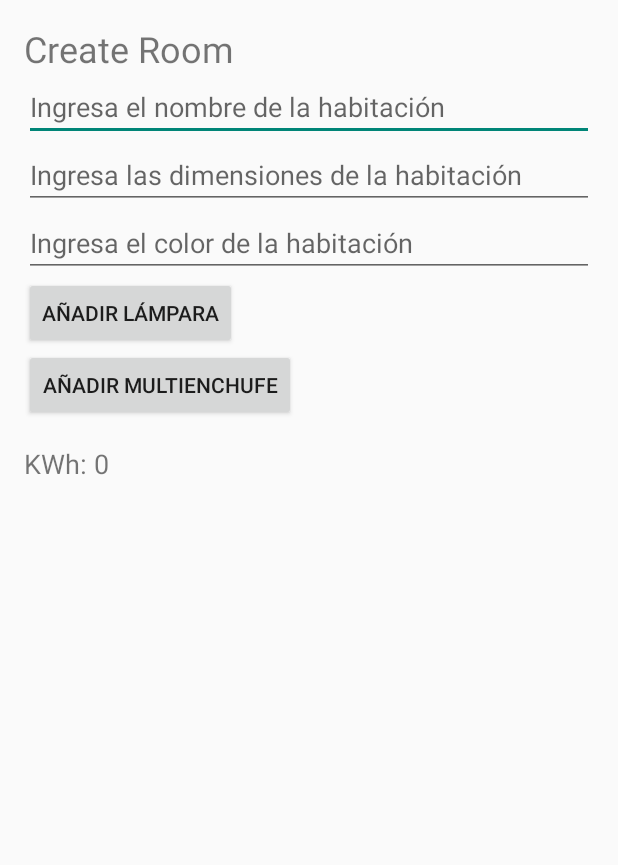
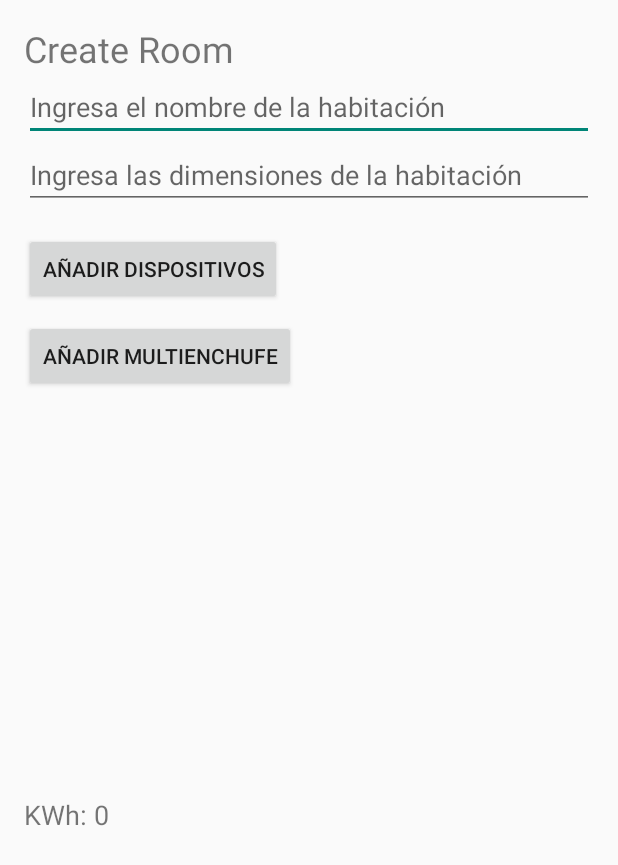
Before and after one commit to Tapiiaa/MonitoreoConsumoDelHogar, an Android app built with Jetpack Compose: the CreateRoomActivity screen opened directly, with no data from a screen before it, on a phone screen of 412 x 824 dp. Shown: the top 865 px of the screen. Run offline under Robolectric (Android 15) with nearby library versions, the phone set to English and light mode, and no system bars.

Commit message:
Dialogo que nos permite seleccionar el dispositivo que queramos.
Mostramos una lista con los dispositivos seleccionados y se puede ver un total del consumo energetico en base a los dispositivos que tenemos.

Nos aseguramos de que se le asigna un nombre a la habitacion que estamos creando.

```diff
--- a/app/src/main/java/com/example/monitoreoconsumodelhogar/activities/LoginActivity.java
+++ b/app/src/main/java/com/example/monitoreoconsumodelhogar/activities/LoginActivity.java
@@ -15,6 +15,7 @@ import com.google.firebase.auth.FirebaseAuth;
 import com.google.firebase.auth.FirebaseUser;
 import com.google.android.gms.tasks.OnCompleteListener;
 import com.google.android.gms.tasks.Task;
+
 
 public class LoginActivity extends AppCompatActivity {
 
--- a/app/src/main/res/layout/activity_create_room.xml
+++ b/app/src/main/res/layout/activity_create_room.xml
@@ -17,7 +17,8 @@
         android:layout_width="match_parent"
         android:layout_height="wrap_content"
         android:hint="Ingresa el nombre de la habitación"
-        android:inputType="text" />
+        android:inputType="text"
+        />
 
     <EditText
         android:id="@+id/roomDimensions"
@@ -26,24 +27,29 @@
         android:hint="Ingresa las dimensiones de la habitación"
         android:inputType="text" />
 
-    <EditText
-        android:id="@+id/roomColor"
-        android:layout_width="match_parent"
-        android:layout_height="wrap_content"
-        android:hint="Ingresa el color de la habitación"
-        android:inputType="text" />
-
     <Button
-        android:id="@+id/addLampButton"
+        android:id="@+id/addDeviceButton"
         android:layout_width="wrap_content"
         android:layout_height="wrap_content"
-        android:text="Añadir Lámpara" />
+        android:text="Añadir Dispositivos"
+        android:layout_marginTop="16dp"
+        android:layout_marginBottom="10dp" />
 
     <Button
         android:id="@+id/addMultiplugButton"
         android:layout_width="wrap_content"
         android:layout_height="wrap_content"
         android:text="Añadir Multienchufe" />
+
+    <ListView
+        android:id="@+id/devicesListView"
+        android:layout_width="match_parent"
+        android:layout_height="253dp"
+        android:divider="@android:color/darker_gray"
+        android:dividerHeight="1dp"
+        android:padding="8dp" />
+
+
 
     <TextView
         android:id="@+id/kwhTextView"
```
Also changed, not shown: app/src/main/java/com/example/monitoreoconsumodelhogar/activities/CreateRoomActivity.java (+111 -5 lines).
